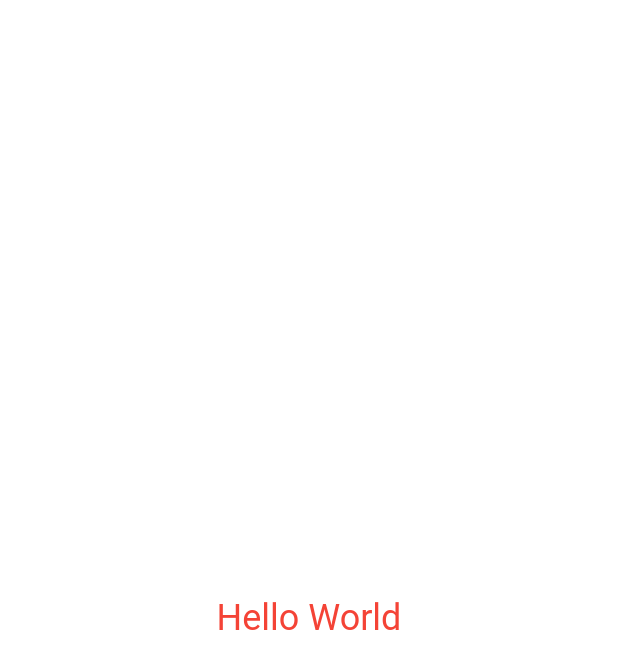
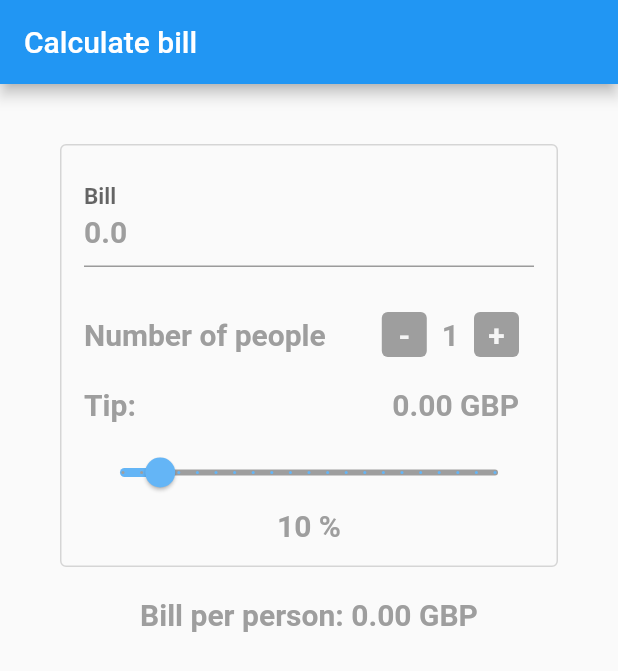
Before and after one commit to Dudix93/flutter-bill-splitter, a Flutter app: the screen it shows after launch, on a phone screen of 412 x 824 dp. Shown: the top 671 px of the screen. Run offline on Flutter 3.47's test engine with Material 2 defaults, Android fonts, the phone set to English and light mode, and no system bars.

Commit message:
Bill spiter

```diff
--- a/lib/main.dart
+++ b/lib/main.dart
@@ -1,7 +1,7 @@
 import 'package:flutter/material.dart';
 
 void main() {
-  runApp(HelloWorld());
+  runApp(MaterialApp(home: BillSplitter()));
 }
 
 class HelloWorld extends StatelessWidget {
@@ -14,3 +14,154 @@ class HelloWorld extends StatelessWidget {
     );
   }
 }
+
+class BillSplitter extends StatefulWidget {
+  @override
+  _BillSplitterState createState() => _BillSplitterState();
+}
+
+class _BillSplitterState extends State<BillSplitter> {
+  final _mainColor = Colors.grey.shade500;
+  final _textStyle = TextStyle(
+      color: Colors.grey.shade500, fontWeight: FontWeight.bold, fontSize: 20);
+  final _buttonStyle = TextStyle(
+      color: Colors.grey.shade100, fontWeight: FontWeight.bold, fontSize: 20);
+
+  var _billValue = 0.0;
+  var _numberOfPeople = 1;
+  var _tipPercentage = 10;
+
+  @override
+  Widget build(BuildContext context) {
+    return Scaffold(
+      appBar: AppBar(title: Text("Calculate bill")),
+      body: Container(
+        alignment: Alignment.center,
+        margin: EdgeInsets.all(20),
+        child: ListView(
+          padding: EdgeInsets.all(20),
+          children: [
+            Container(
+              padding: EdgeInsets.all(15),
+              decoration: BoxDecoration(
+                  borderRadius: BorderRadius.circular(4),
+                  border: Border.all(color: _mainColor.withOpacity(0.4))),
+              child: Column(
+                children: [
+                  TextField(
+                    controller:
+                        TextEditingController(text: _billValue.toString()),
+                    style: _textStyle,
+                    keyboardType:
+                        TextInputType.numberWithOptions(decimal: true),
+                    decoration: InputDecoration(labelText: "Bill"),
+                    onChanged: _onBillValueChanged,
+                  ),
+                  SizedBox(height: 20),
+                  Row(
+                    mainAxisAlignment: MainAxisAlignment.spaceBetween,
+                    children: [
+                      Text("Number of people", style: _textStyle),
+                      Row(
+                        children: [
+                          InkWell(
+                            onTap: _onRemovePerson,
+                            child: Container(
+                              width: 30,
+                              height: 30,
+                              margin: EdgeInsets.all(10),
+                              decoration: BoxDecoration(
+                                  color: _mainColor,
+                                  borderRadius: BorderRadius.circular(4)),
+                              child:
+                                  Center(child: Text("-", style: _buttonStyle)),
+                            ),
+                          ),
+                          Text("$_numberOfPeople", style: _textStyle),
+                          InkWell(
+                            onTap: _onAddPerson,
+                            child: Container(
+                              width: 30,
+                              height: 30,
+                              margin: EdgeInsets.all(10),
+                              decoration: BoxDecoration(
+                                  color: _mainColor,
+                                  borderRadius: BorderRadius.circular(4)),
+                              child:
+                                  Center(child: Text("+", style: _buttonStyle)),
+                            ),
+                          )
+                        ],
+                      ),
+                    ],
+                  ),
+                  Row(
+                    mainAxisAlignment: MainAxisAlignment.spaceBetween,
+                    children: [
+                      Text("Tip:", style: _textStyle),
+                      Padding(
+                        padding: EdgeInsets.all(10),
+                        child: Text("${_totalTip().toStringAsFixed(2)} GBP",
+                            style: _textStyle),
+                      )
+                    ],
+                  ),
+                  Column(
+                    children: [
+                      Slider(
+                        value: _tipPercentage.toDouble(),
+                        onChanged: _onTipPercentageChange,
+                        min: 0,
+                        max: 100,
+                        divisions: 20,
+                        activeColor: Colors.blue.shade300,
+                        inactiveColor: _mainColor,
+                      ),
+                      Text("$_tipPercentage %", style: _textStyle)
+                    ],
+                  ),
+                ],
+              ),
+            ),
+            SizedBox(
+              height: 20,
+            ),
+            Center(
+              child: Text(
+                "Bill per person: ${((_totalTip() + _billValue) / _numberOfPeople).toStringAsFixed(2)} GBP",
+                style: _textStyle,
+              ),
+            )
+          ],
+        ),
+      ),
+    );
+  }
+
+  _onBillValueChanged(String value) {
+    print(value);
+    try {
+      _billValue = double.parse(value);
+    } catch (exception) {
+      _billValue = 0;
+    }
+  }
+
+  _onAddPerson() {
+    setState(() => {_numberOfPeople++});
+  }
+
+  _onRemovePerson() {
+    if (_numberOfPeople > 1) {
+      setState(() => {_numberOfPeople--});
+    }
+  }
+
+  _totalTip() {
+    return (_billValue * _tipPercentage) / 100;
+  }
+
+  _onTipPercentageChange(double value) {
+    setState(() => _tipPercentage = value.round());
+  }
+}
```
